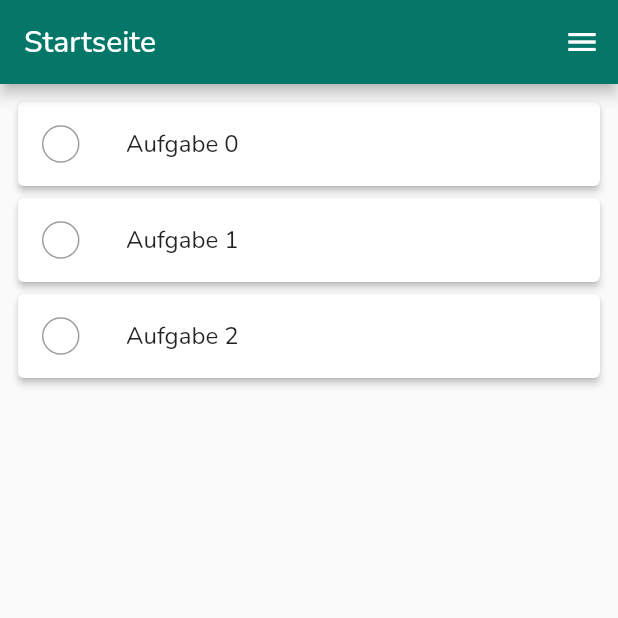
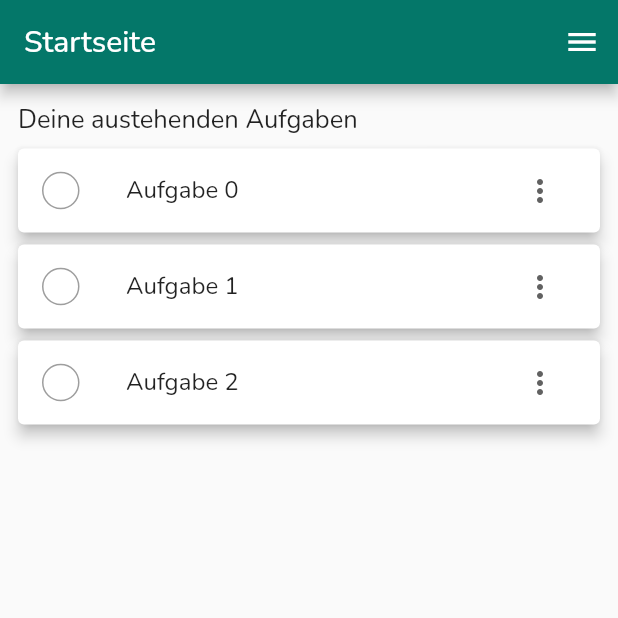
Before and after one commit to Zamaruu/projecthomestrategies, a Flutter app: the screen it shows after launch, on a phone screen of 412 x 824 dp, the top half of it. Run offline on Flutter 3.47's test engine with Material 2 defaults, Android fonts, the light colour scheme and no system bars; our stand-ins replace font_awesome_flutter, google_fonts.

Commit message:
basic pending tasks on homepage implemented

```diff
--- a/lib/widgets/homepage/tasks/pendingtaskspanel.dart
+++ b/lib/widgets/homepage/tasks/pendingtaskspanel.dart
@@ -9,17 +9,50 @@ class PendingTasksPanel extends StatefulWidget {
 }
 
 class _PendingTasksPanelState extends State<PendingTasksPanel> {
+  late List<String> tasks;
+
+  @override
+  void initState() {
+    super.initState();
+    tasks = List.generate(3, (index) => "Aufgabe $index");
+  }
+
+  void removeTaskFromList(int index){
+    setState(() {
+      tasks.removeAt(index);
+    });
+  }
+
   @override
   Widget build(BuildContext context) {
     return Padding(
       padding: const EdgeInsets.all(8.0),
-      child: ListView.builder(
-        itemCount: 3,
-        shrinkWrap: true,
-        physics: const NeverScrollableScrollPhysics(),
-        itemBuilder: (BuildContext context, int index) {
-          return PendingTaskTile(taskName: "Aufgabe $index");
-        },
+      child: Column(
+        crossAxisAlignment: CrossAxisAlignment.start,
+        children: [
+          const Padding(
+            padding: EdgeInsets.all(4.0),
+            child: Text(
+              "Deine austehenden Aufgaben",
+              style: TextStyle(
+                fontSize: 17,
+              ),
+            ),
+          ),
+          ListView.builder(
+            itemCount: tasks.length,
+            shrinkWrap: true,
+            physics: const NeverScrollableScrollPhysics(),
+            itemBuilder: (BuildContext context, int index) {
+              return PendingTaskTile(
+                key: Key(tasks[index]), //Damit die Checkboxen richtig gerendert werden wenn eine Task beendet wird!
+                listIndex: index,
+                onTaskFinished: removeTaskFromList,
+                taskName: tasks[index],
+              );
+            },
+          ),
+        ],
       ),
     );
   }
--- a/lib/widgets/homepage/tasks/pendingtasktile.dart
+++ b/lib/widgets/homepage/tasks/pendingtasktile.dart
@@ -2,24 +2,49 @@ import 'package:flutter/material.dart';
 import 'package:projecthomestrategies/widgets/globalwidgets/roundcheckbox.dart';
 
 class PendingTaskTile extends StatelessWidget {
+  final int listIndex;
   final String taskName;
+  final Function onTaskFinished;
 
-  const PendingTaskTile({ Key? key, required this.taskName }) : super(key: key);
+  const PendingTaskTile({ Key? key, required this.listIndex ,required this.taskName, required this.onTaskFinished }) : super(key: key);
 
   @override
   Widget build(BuildContext context) {
     return Card(
-      elevation: 2,
+      elevation: 4,
       child: ListTile(
         leading: RoundCheckbox(
           initialValue: false,
           onChanged: (newValue){
-            print(newValue);
+            if(newValue){
+              onTaskFinished(listIndex);
+            }
           },
         ),
         title: Text(
           taskName,
         ),
+        trailing: PopupMenuButton(
+          icon: Icon(Icons.more_vert, color: Colors.grey.shade700,),
+          itemBuilder: (context) => [
+            const PopupMenuItem(
+              child: Text("Abschließen"),
+              value: 1,
+            ),
+            const PopupMenuItem(
+              child: Text("Ändern"),
+              value: 2,
+            ),
+            const PopupMenuItem(
+              child: Text("Löschen"),
+              value: 2,
+            ),
+            const PopupMenuItem(
+              child: Text("Zuweisen"),
+              value: 2,
+            ),
+          ]
+        ),
       ),
     );
   }
```
